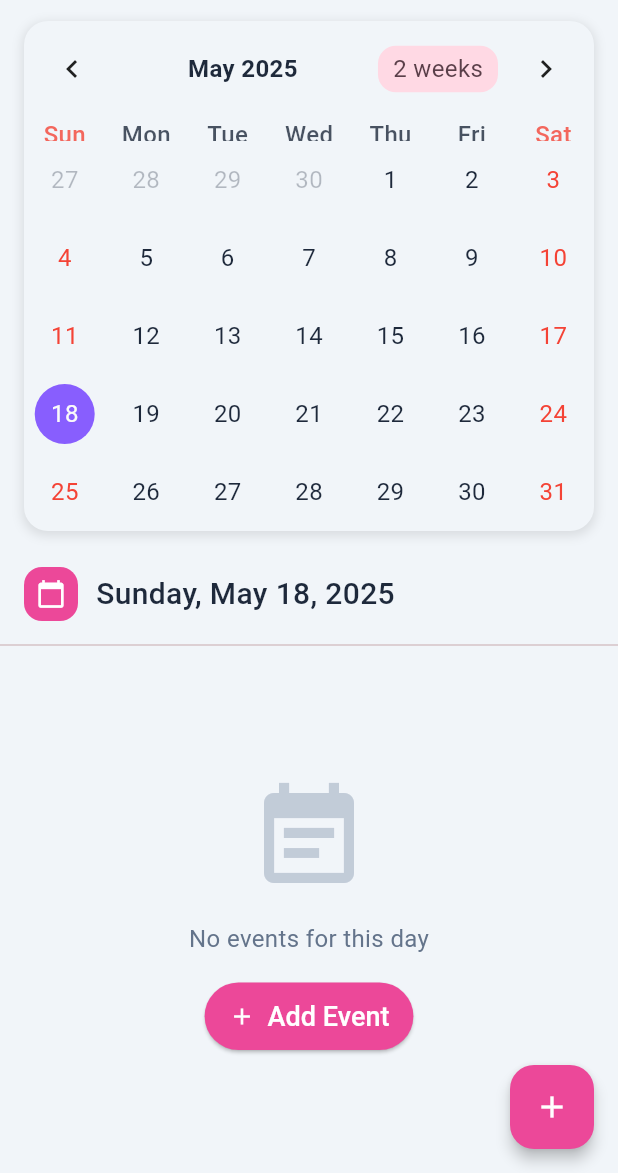
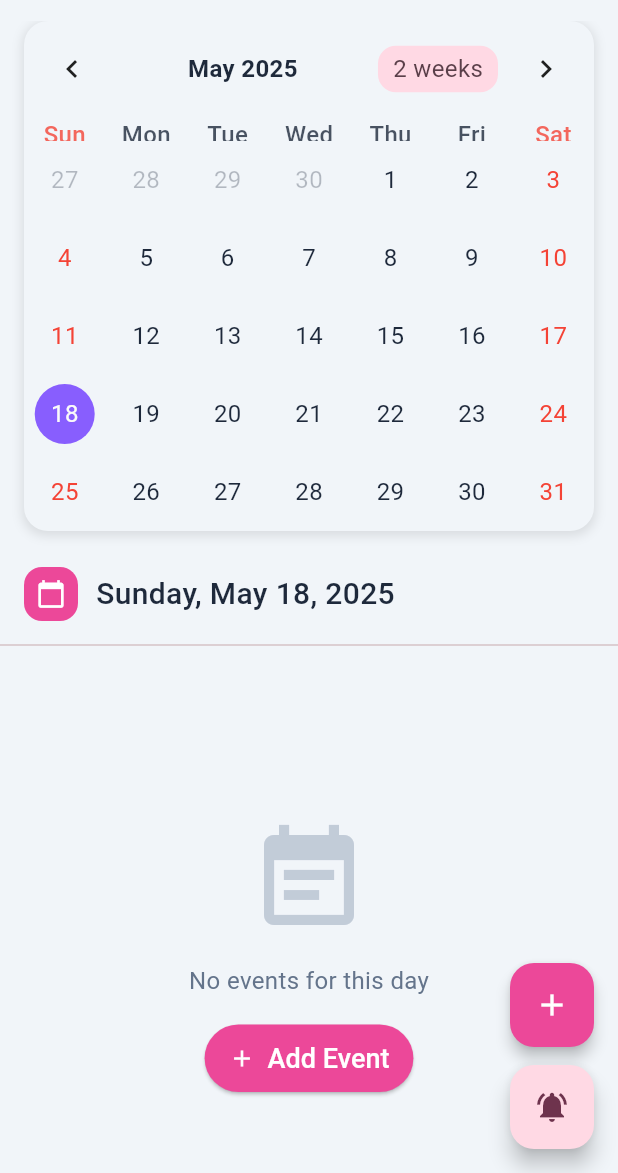
Before and after one commit to Molyceo12/calendar-flutter-app, a Flutter app: the HomeScreen screen opened directly, on a phone screen of 412 x 824 dp, the part 63-1236 px from its top. Run offline on Flutter 3.47's test engine with Material 3 defaults, Android fonts, the phone set to English and light mode, and no system bars; drawn by our look-alikes of table_calendar; our stand-ins replace firebase_auth, firebase_core, flutter_local_notifications, flutter_riverpod, permission_handler, shared_preferences and 2 more; accounts and stored records are empty.

Commit message:
feat(notifications): add permission handling and notification scheduling
- Added `permission_handler` dependency for managing notification permissions
- Implemented notification scheduling and cancellation in `NotificationService`
- Updated AndroidManifest to handle boot completed events for scheduled notifications
- Added a test notification button to the home screen for debugging
- Removed unused `color_utils.dart` file

```diff
--- /dev/null
+++ b/devtools_options.yaml
@@ -0,0 +1,3 @@
+description: This file stores settings for Dart & Flutter DevTools.
+documentation: https://docs.flutter.dev/tools/devtools/extensions#configure-extension-enablement-states
+extensions:
--- a/lib/screens/home_screen.dart
+++ b/lib/screens/home_screen.dart
@@ -1,6 +1,7 @@
 import 'package:calendar_app/providers/auth_provider.dart';
 import 'package:calendar_app/providers/event_provider.dart';
 import 'package:calendar_app/screens/set_schedule_screen.dart';
+import 'package:calendar_app/services/notification_service.dart';
 import 'package:calendar_app/widgets/add_event_fab.dart';
 import 'package:calendar_app/widgets/calendar_app_bar.dart';
 import 'package:calendar_app/widgets/calendar_widget.dart';
@@ -40,7 +41,8 @@ class _HomeScreenState extends ConsumerState<HomeScreen> {
         title: 'Calendar',
         onLogoutPressed: _showLogoutDialog,
       ),
-      body: Column(
+      body: SingleChildScrollView(
+        child: Column(
           children: [
             CalendarWidget(
               calendarFormat: _calendarFormat,
@@ -64,7 +66,8 @@ class _HomeScreenState extends ConsumerState<HomeScreen> {
             ),
             DateHeader(selectedDay: _selectedDay!),
             const Divider(),
-          Expanded(
+            SizedBox(
+              height: 400, // Set a fixed height or adjust as needed
               child: EventsList(
                 selectedDay: _selectedDay!,
                 eventsAsync: eventsAsync,
@@ -73,7 +76,11 @@ class _HomeScreenState extends ConsumerState<HomeScreen> {
             ),
           ],
         ),
-      floatingActionButton: AddEventFAB(
+      ),
+      floatingActionButton: Column(
+        mainAxisSize: MainAxisSize.min,
+        children: [
+          AddEventFAB(
             onPressed: () {
               Navigator.push(
                 context,
@@ -83,6 +90,17 @@ class _HomeScreenState extends ConsumerState<HomeScreen> {
                 ),
               );
             },
+          ),
+          const SizedBox(height: 12),
+          FloatingActionButton(
+            heroTag: 'testNotification',
+            onPressed: () async {
+              await NotificationService().showTestNotification();
+            },
+            tooltip: 'Show Test Notification',
+            child: const Icon(Icons.notifications_active),
+          ),
+        ],
       ),
     );
   }
--- a/lib/widgets/event_card.dart
+++ b/lib/widgets/event_card.dart
@@ -29,7 +29,7 @@ class EventCard extends StatelessWidget {
         borderRadius: BorderRadius.circular(16),
       ),
       child: ListTile(
-        contentPadding: const EdgeInsets.all(16),
+        contentPadding: const EdgeInsets.all(8),
         leading: Container(
           width: 12,
           height: double.infinity,
--- a/lib/widgets/notification_toggle.dart
+++ b/lib/widgets/notification_toggle.dart
@@ -46,6 +46,7 @@ class _NotificationToggleState extends State<NotificationToggle> {
   @override
   Widget build(BuildContext context) {
     final theme = Theme.of(context);
+    final colorScheme = theme.colorScheme;
     return Row(
       mainAxisAlignment: MainAxisAlignment.spaceBetween,
       children: [
@@ -54,7 +55,9 @@ class _NotificationToggleState extends State<NotificationToggle> {
           style: theme.textTheme.bodyMedium,
         ),
         Switch(
-          activeColor: theme.primaryColor,
+          activeColor: colorScheme.primary,
+          inactiveThumbColor: colorScheme.onSurface.withValues(alpha: 0.6),
+          inactiveTrackColor: colorScheme.onSurface.withValues(alpha: 0.3),
           value: _toggleValue,
           onChanged: _handleToggle,
         ),
--- a/pubspec.yaml
+++ b/pubspec.yaml
@@ -25,6 +25,8 @@ dependencies:
 
   # Notifications
   timezone: ^0.10.1
+  permission_handler: ^12.0.0+1
+
 
   # Date & Time
   intl: ^0.20.2
```
Also changed, not shown: lib/screens/set_schedule_screen.dart (+17 -15 lines), lib/services/notification_service.dart (+45 -1 lines), lib/utils/color_utils.dart (deleted, +0 -62 lines), pubspec.lock, 3 other files. Lines whose indentation alone changed are shown as unchanged.
